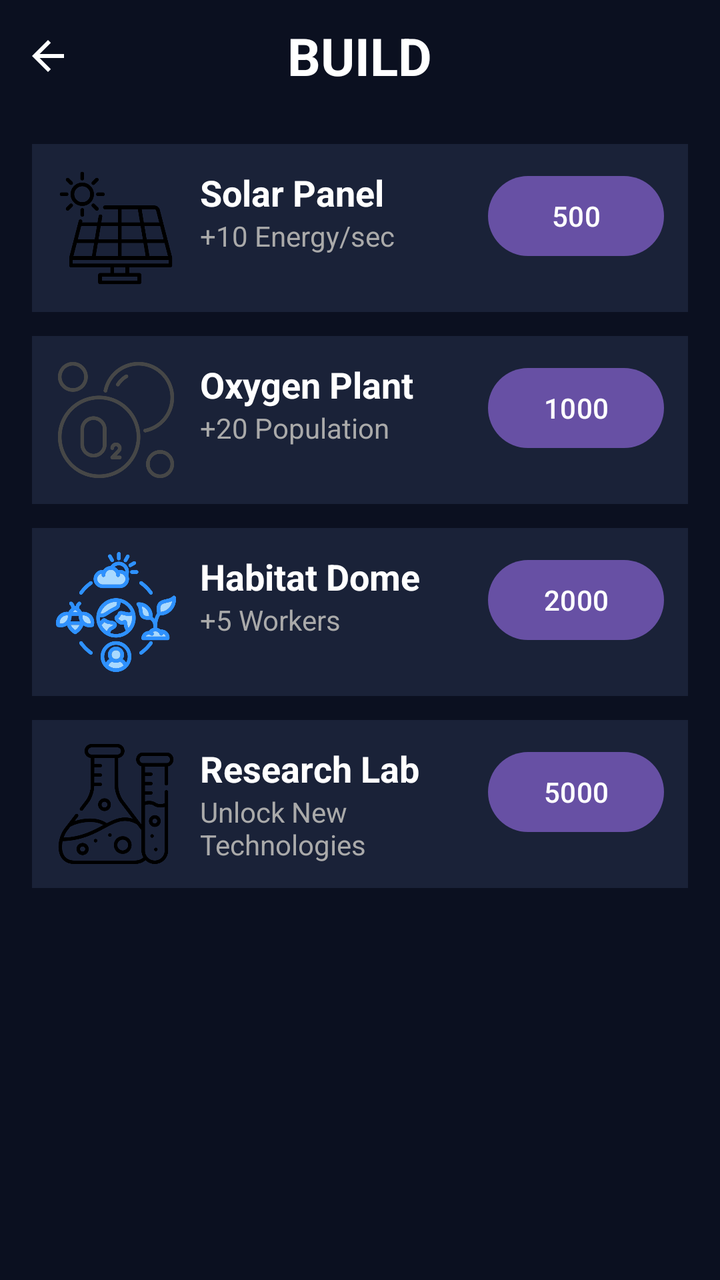
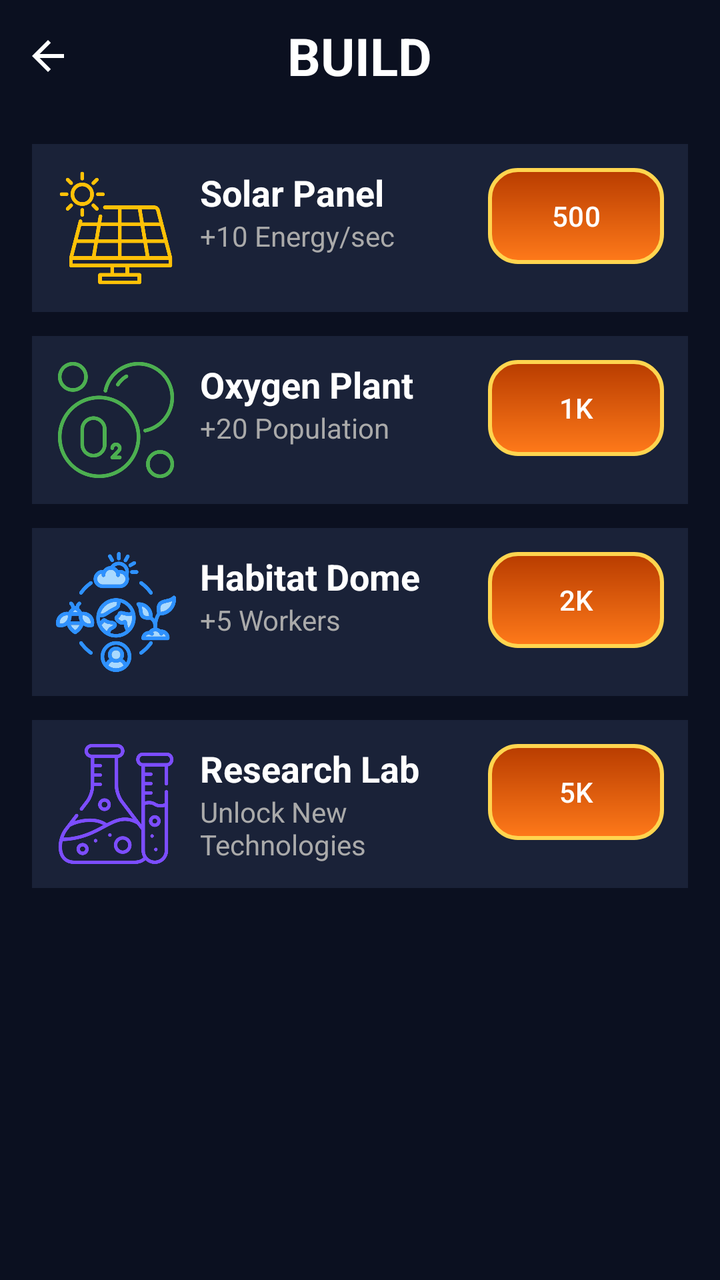

Before-and-after screenshots of an Android layout around one commit, followed by the original layout XML and the change that was made.
<!-- AndroidManifest.xml: application theme Theme.BeyondMars -->
<!-- res/layout/activity_build.xml -->
<?xml version="1.0" encoding="utf-8"?>
<RelativeLayout xmlns:android="http://schemas.android.com/apk/res/android"
    android:layout_width="match_parent"
    android:layout_height="match_parent"
    xmlns:app="http://schemas.android.com/apk/res-auto"
    android:background="#0B1020">

    
    <RelativeLayout
        android:id="@+id/headerLayout"
        android:layout_width="match_parent"
        android:layout_height="56dp"
        android:paddingStart="8dp"
        android:paddingEnd="16dp">

        <ImageView
            android:id="@+id/btnBack"
            android:layout_width="32dp"
            android:layout_height="32dp"
            android:layout_centerVertical="true"
            android:padding="4dp"
            android:src="@drawable/ic_back"
            app:tint="#FFFFFF" />

        <TextView
            android:layout_width="wrap_content"
            android:layout_height="wrap_content"
            android:layout_centerInParent="true"
            android:text="BUILD"
            android:textColor="#FFFFFF"
            android:textStyle="bold"
            android:textSize="26sp"/>
    </RelativeLayout>

    <ScrollView
        android:layout_width="match_parent"
        android:layout_height="match_parent"
        android:layout_below="@id/headerLayout">

        <LinearLayout
            android:layout_width="match_parent"
            android:layout_height="wrap_content"
            android:orientation="vertical"
            android:padding="16dp">

            
            <LinearLayout
                android:layout_width="match_parent"
                android:layout_height="wrap_content"
                android:layout_marginBottom="12dp"
                android:background="#1A2238"
                android:orientation="horizontal"
                android:padding="12dp">

                <ImageView
                    android:layout_width="60dp"
                    android:layout_height="60dp"
                    android:src="@drawable/ic_solar"/>

                <LinearLayout
                    android:layout_width="0dp"
                    android:layout_height="wrap_content"
                    android:layout_weight="1"
                    android:layout_marginStart="12dp"
                    android:orientation="vertical">

                    <TextView
                        android:layout_width="wrap_content"
                        android:layout_height="wrap_content"
                        android:text="Solar Panel"
                        android:textColor="#FFFFFF"
                        android:textSize="18sp"
                        android:textStyle="bold"/>

                    <TextView
                        android:layout_width="wrap_content"
                        android:layout_height="wrap_content"
                        android:text="+10 Energy/sec"
                        android:textColor="#AAAAAA"/>
                </LinearLayout>

                <Button
                    android:id="@+id/btnBuildSolar"
                    android:layout_width="wrap_content"
                    android:layout_height="wrap_content"
                    android:text="500"/>
            </LinearLayout>

            
            <LinearLayout
                android:layout_width="match_parent"
                android:layout_height="wrap_content"
                android:layout_marginBottom="12dp"
                android:background="#1A2238"
                android:orientation="horizontal"
                android:padding="12dp">

                <ImageView
                    android:layout_width="60dp"
                    android:layout_height="60dp"
                    android:src="@drawable/ic_oxygen"/>

                <LinearLayout
                    android:layout_width="0dp"
                    android:layout_height="wrap_content"
                    android:layout_weight="1"
                    android:layout_marginStart="12dp"
                    android:orientation="vertical">

                    <TextView
                        android:layout_width="wrap_content"
                        android:layout_height="wrap_content"
                        android:text="Oxygen Plant"
                        android:textColor="#FFFFFF"
                        android:textSize="18sp"
                        android:textStyle="bold"/>

                    <TextView
                        android:layout_width="wrap_content"
                        android:layout_height="wrap_content"
                        android:text="+20 Population"
                        android:textColor="#AAAAAA"/>
                </LinearLayout>

                <Button
                    android:id="@+id/btnBuildOxygen"
                    android:layout_width="wrap_content"
                    android:layout_height="wrap_content"
                    android:text="1000"/>
            </LinearLayout>

            
            <LinearLayout
                android:layout_width="match_parent"
                android:layout_height="wrap_content"
                android:layout_marginBottom="12dp"
                android:background="#1A2238"
                android:orientation="horizontal"
                android:padding="12dp">

                <ImageView
                    android:layout_width="60dp"
                    android:layout_height="60dp"
                    android:src="@drawable/ic_habitat"/>

                <LinearLayout
                    android:layout_width="0dp"
                    android:layout_height="wrap_content"
                    android:layout_weight="1"
                    android:layout_marginStart="12dp"
                    android:orientation="vertical">

                    <TextView
                        android:layout_width="wrap_content"
                        android:layout_height="wrap_content"
                        android:text="Habitat Dome"
                        android:textColor="#FFFFFF"
                        android:textSize="18sp"
                        android:textStyle="bold"/>

                    <TextView
                        android:layout_width="wrap_content"
                        android:layout_height="wrap_content"
                        android:text="+5 Workers"
                        android:textColor="#AAAAAA"/>
                </LinearLayout>

                <Button
                    android:id="@+id/btnBuildHabitat"
                    android:layout_width="wrap_content"
                    android:layout_height="wrap_content"
                    android:text="2000"/>
            </LinearLayout>

            
            <LinearLayout
                android:layout_width="match_parent"
                android:layout_height="wrap_content"
                android:layout_marginBottom="12dp"
                android:background="#1A2238"
                android:orientation="horizontal"
                android:padding="12dp">

                <ImageView
                    android:layout_width="60dp"
                    android:layout_height="60dp"
                    android:src="@drawable/ic_lab"/>

                <LinearLayout
                    android:layout_width="0dp"
                    android:layout_height="wrap_content"
                    android:layout_weight="1"
                    android:layout_marginStart="12dp"
                    android:orientation="vertical">

                    <TextView
                        android:layout_width="wrap_content"
                        android:layout_height="wrap_content"
                        android:text="Research Lab"
                        android:textColor="#FFFFFF"
                        android:textSize="18sp"
                        android:textStyle="bold"/>

                    <TextView
                        android:layout_width="wrap_content"
                        android:layout_height="wrap_content"
                        android:text="Unlock New Technologies"
                        android:textColor="#AAAAAA"/>
                </LinearLayout>

                <Button
                    android:id="@+id/btnBuildLab"
                    android:layout_width="wrap_content"
                    android:layout_height="wrap_content"
                    android:text="5000"/>
            </LinearLayout>

        </LinearLayout>

    </ScrollView>

</RelativeLayout>
<!-- resources referenced by this layout -->
<resources>
  <!-- drawable ic_back (drawable) -->
  <vector xmlns:android="http://schemas.android.com/apk/res/android"
      android:width="24dp"
      android:height="24dp"
      android:viewportWidth="960"
      android:viewportHeight="960"
      android:tint="?attr/colorControlNormal"
      android:autoMirrored="true">
    <path
        android:fillColor="@android:color/white"
        android:pathData="M313,520L537,744L480,800L160,480L480,160L537,216L313,440L800,440L800,520L313,520Z"/>
  </vector>
  <!-- drawable ic_habitat: png bitmap (drawable, 45171 bytes) -->
  <!-- drawable ic_lab: png bitmap (drawable, 22108 bytes) -->
  <!-- drawable ic_oxygen: png bitmap (drawable, 39563 bytes) -->
  <!-- drawable ic_solar: png bitmap (drawable, 11914 bytes) -->
  <style name="Theme.BeyondMars" parent="Base.Theme.BeyondMars" />
  <style name="Base.Theme.BeyondMars" parent="Theme.Material3.DayNight.NoActionBar">
          
          
      </style>
</resources>

<!-- the commit's change to res/layout/activity_build.xml (unified diff, before → after) -->
@@ -55,6 +55,7 @@
                 <ImageView
                     android:layout_width="60dp"
                     android:layout_height="60dp"
+                    app:tint="#FFC107"
                     android:src="@drawable/ic_solar"/>
 
                 <LinearLayout
@@ -83,6 +84,9 @@
                     android:id="@+id/btnBuildSolar"
                     android:layout_width="wrap_content"
                     android:layout_height="wrap_content"
+                    android:background="@drawable/button_mars"
+                    android:backgroundTint="@null"
+                    app:backgroundTint="@null"
                     android:text="500"/>
             </LinearLayout>
 
@@ -98,6 +102,7 @@
                 <ImageView
                     android:layout_width="60dp"
                     android:layout_height="60dp"
+                    app:tint="#4CAF50"
                     android:src="@drawable/ic_oxygen"/>
 
                 <LinearLayout
@@ -126,7 +131,10 @@
                     android:id="@+id/btnBuildOxygen"
                     android:layout_width="wrap_content"
                     android:layout_height="wrap_content"
-                    android:text="1000"/>
+                    android:background="@drawable/button_mars"
+                    android:backgroundTint="@null"
+                    app:backgroundTint="@null"
+                    android:text="1K"/>
             </LinearLayout>
 
             
@@ -169,21 +177,25 @@
                     android:id="@+id/btnBuildHabitat"
                     android:layout_width="wrap_content"
                     android:layout_height="wrap_content"
-                    android:text="2000"/>
-            </LinearLayout>
-
-            
-            <LinearLayout
-                android:layout_width="match_parent"
-                android:layout_height="wrap_content"
-                android:layout_marginBottom="12dp"
-                android:background="#1A2238"
-                android:orientation="horizontal"
-                android:padding="12dp">
-
-                <ImageView
-                    android:layout_width="60dp"
-                    android:layout_height="60dp"
+                    android:background="@drawable/button_mars"
+                    android:backgroundTint="@null"
+                    app:backgroundTint="@null"
+                    android:text="2K"/>
+            </LinearLayout>
+
+            
+            <LinearLayout
+                android:layout_width="match_parent"
+                android:layout_height="wrap_content"
+                android:layout_marginBottom="12dp"
+                android:background="#1A2238"
+                android:orientation="horizontal"
+                android:padding="12dp">
+
+                <ImageView
+                    android:layout_width="60dp"
+                    android:layout_height="60dp"
+                    app:tint="#7C4DFF"
                     android:src="@drawable/ic_lab"/>
 
                 <LinearLayout
@@ -212,7 +224,10 @@
                     android:id="@+id/btnBuildLab"
                     android:layout_width="wrap_content"
                     android:layout_height="wrap_content"
-                    android:text="5000"/>
+                    android:background="@drawable/button_mars"
+                    android:backgroundTint="@null"
+                    app:backgroundTint="@null"
+                    android:text="5K"/>
             </LinearLayout>
 
         </LinearLayout>
<!-- resource entries referenced after the edit -->
@@ -1,5 +1,21 @@
 <!-- resources referenced by this layout -->
 <resources>
+  <!-- drawable button_mars (drawable) -->
+  <?xml version="1.0" encoding="utf-8"?>
+  <shape xmlns:android="http://schemas.android.com/apk/res/android">
+  
+      <gradient
+          android:startColor="#FF7A1A"
+          android:endColor="#B83C00"
+          android:angle="90"/>
+  
+      <corners android:radius="14dp"/>
+  
+      <stroke
+          android:width="2dp"
+          android:color="#FFD54F"/>
+  
+  </shape>
   <!-- drawable ic_back (drawable) -->
   <vector xmlns:android="http://schemas.android.com/apk/res/android"
       android:width="24dp"
